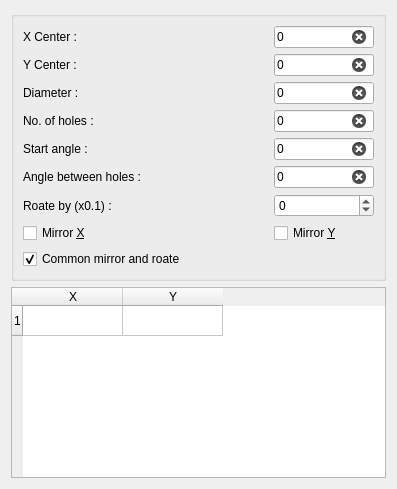
The window that addons/src/bhc/bhctab.ui (GCodeProjects/GCodeWorkShop) describes before a commit, drawn with Qt 5.
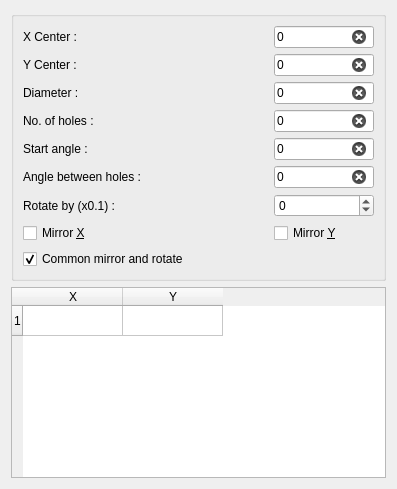
The same window after the commit.

What changed in the file:
```diff
--- a/addons/src/bhc/bhctab.ui
+++ b/addons/src/bhc/bhctab.ui
@@ -81,7 +81,7 @@
            </sizepolicy>
           </property>
           <property name="text">
-           <string>Roate by (x0.1) :</string>
+           <string>Rotate by (x0.1) :</string>
           </property>
           <property name="buddy">
            <cstring>roateInput</cstring>
@@ -346,7 +346,7 @@
       <item>
        <widget class="QCheckBox" name="all">
         <property name="text">
-         <string>Common mirror and roate</string>
+         <string>Common mirror and rotate</string>
         </property>
         <property name="checked">
          <bool>true</bool>
```
Left out of the diff: 6 changed lines with no effect on the pictures.
